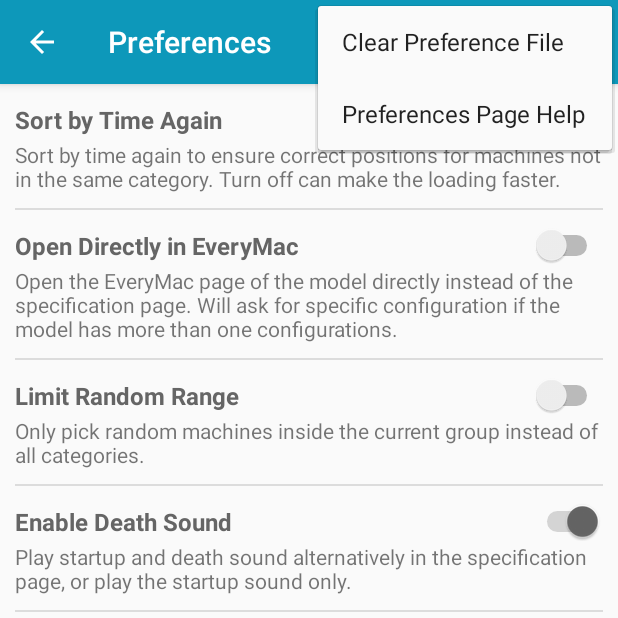
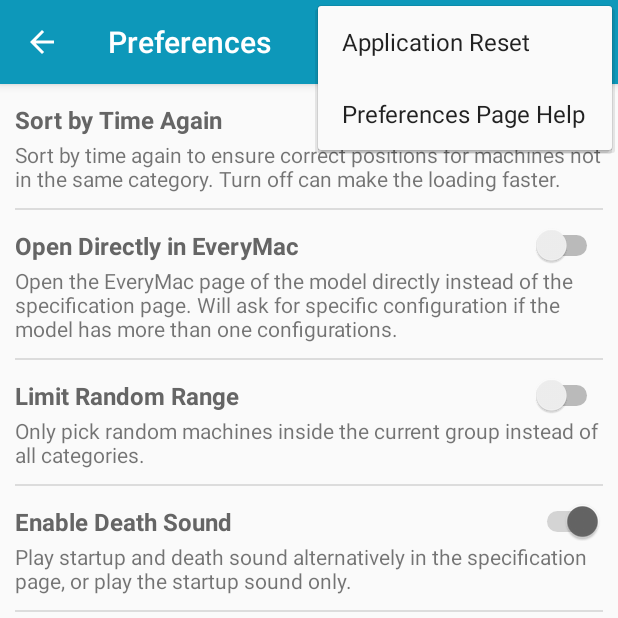
Before and after one commit to paizhangpi/MacIndex, an Android app: the SettingsAboutActivity screen opened directly, with no data from a screen before it, with the options menu open, on a phone screen of 412 x 824 dp, the top half of it. Run offline under Robolectric (Android 15) with nearby library versions, the phone set to English and light mode, and no system bars.

Commit message:
Add concern for the regex. Rewrite the positive button to provide better interactions. somewhat light change on UI and string resources

```diff
--- a/app/src/main/java/com/macindex/macindex/SettingsAboutActivity.java
+++ b/app/src/main/java/com/macindex/macindex/SettingsAboutActivity.java
@@ -35,7 +35,7 @@ public class SettingsAboutActivity extends AppCompatActivity {
         switch (item.getItemId()) {
             case R.id.clearPrefsItem:
                 final AlertDialog.Builder defaultsWarningDialog = new AlertDialog.Builder(SettingsAboutActivity.this);
-                defaultsWarningDialog.setTitle(R.string.setting_defaults_warning_title);
+                defaultsWarningDialog.setTitle(R.string.submenu_prefs_clear);
                 defaultsWarningDialog.setMessage(R.string.setting_defaults_warning_content);
                 defaultsWarningDialog.setPositiveButton(R.string.link_confirm, (dialogInterface, i) -> {
                     PrefsHelper.clearPrefs(this);
@@ -112,7 +112,7 @@ public class SettingsAboutActivity extends AppCompatActivity {
         swEveryMac.setOnCheckedChangeListener((buttonView, isChecked) -> {
             if (isChecked) {
                 final AlertDialog.Builder everyMacWarningDialog = new AlertDialog.Builder(SettingsAboutActivity.this);
-                everyMacWarningDialog.setTitle(R.string.setting_defaults_warning_title);
+                everyMacWarningDialog.setTitle(R.string.setting_everymac);
                 everyMacWarningDialog.setMessage(R.string.setting_everymac_warning_content);
                 everyMacWarningDialog.setPositiveButton(R.string.link_confirm, (dialogInterface, i) -> {
                     PrefsHelper.editPrefs("isOpenEveryMac", true, this);
--- a/app/src/main/res/layout/chunk_edit_comment.xml
+++ b/app/src/main/res/layout/chunk_edit_comment.xml
@@ -4,7 +4,6 @@
     android:layout_height="match_parent"
     android:orientation="vertical"
     android:paddingStart="20dp"
-    android:paddingTop="20dp"
     android:paddingEnd="20dp">
 
     <EditText
@@ -14,5 +13,6 @@
         android:ems="10"
         android:gravity="start|top"
         android:inputType="textMultiLine"
-        android:minLines="5" />
+        android:maxLines="6"
+        android:minLines="6" />
 </LinearLayout>
--- a/app/src/main/res/values/strings.xml
+++ b/app/src/main/res/values/strings.xml
@@ -29,8 +29,7 @@
     <string name="setting_save_main_description">Save the last selected viewing method and category filter.</string>
     <string name="setting_save_search">Save Usage in Search Page</string>
     <string name="setting_save_search_description">Save the last used search keyword and filter.</string>
-    <string name="setting_defaults_warning_title">Warning</string>
-    <string name="setting_defaults_warning_content">Your saved preference file will be completely cleared, including your usage records and preferences. After you confirm, MacIndex will quit. This is helpful for troubleshooting, but cannot be undone.</string>
+    <string name="setting_defaults_warning_content">Your saved preference file will be completely cleared, including your preferences, usage records, favourites, and comments. After you confirm, MacIndex will quit. This is helpful for troubleshooting, but cannot be undone.</string>
     <string name="setting_defaults_cleared">Operation completed.</string>
     <string name="search_searchBy">Search By</string>
     <string-array name="search_Filters">
@@ -90,7 +89,7 @@
     <string name="submenu_specs_help">Specifications Page Help</string>
     <string name="submenu_search_everymac">EveryMac Lookup</string>
     <string name="submenu_search_help">Search Page Help</string>
-    <string name="submenu_prefs_clear">Clear Preference File</string>
+    <string name="submenu_prefs_clear">Application Reset</string>
     <string name="submenu_prefs_help">Preferences Page Help</string>
     <string name="category0" translatable="false">Compact Macintosh</string>
     <string name="category1" translatable="false">Macintosh II</string>
@@ -125,6 +124,7 @@
     <string name="comment">User Comment</string>
     <string name="comment_null">Not Available (Could be edited in the menu)</string>
     <string name="comment_illegal">The special character \'│\' is internally used by MacIndex and cannot be included in the comment</string>
+    <string name="comment_length">Your input is too long. The max limit for each machine is 500 characters.</string>
     <string name="not_applicable">Not Applicable</string>
     <string name="link_confirm">Confirm</string>
     <string name="link_cancel">Cancel</string>
```
Also changed, not shown: app/src/main/java/com/macindex/macindex/SpecsActivity.java (+27 -16 lines), 1 other file.
